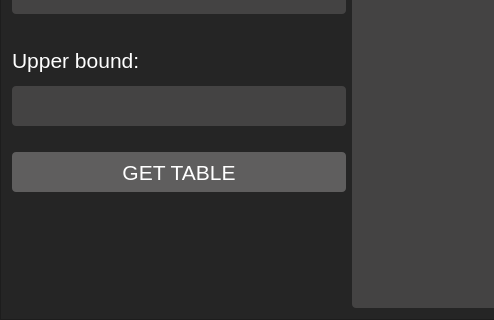
First picture: the form in src/table/tableframe.ui, repository OracleChain/EOSDevHelper, before the edit; both pictures show x 0 to 494 and y 598 to 918 of the 697 by 918 pixel window.
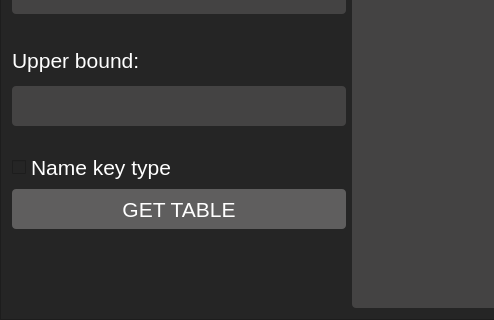
Second picture: the form after the edit.

Commit message: Add key type name for get table.

Patch:
```diff
--- a/src/table/tableframe.ui
+++ b/src/table/tableframe.ui
@@ -528,6 +528,22 @@
        </property>
       </spacer>
      </item>
+     <item>
+      <widget class="QCheckBox" name="checkBoxNameKeyType">
+       <property name="font">
+        <font>
+         <family>Arial</family>
+         <pointsize>16</pointsize>
+        </font>
+       </property>
+       <property name="styleSheet">
+        <string notr="true">color: rgb(255, 255, 255);</string>
+       </property>
+       <property name="text">
+        <string>Name key type</string>
+       </property>
+      </widget>
+     </item>
      <item>
       <widget class="QPushButton" name="pushButtonGetTable">
        <property name="minimumSize">
```
The commit also changes 1 other file.
